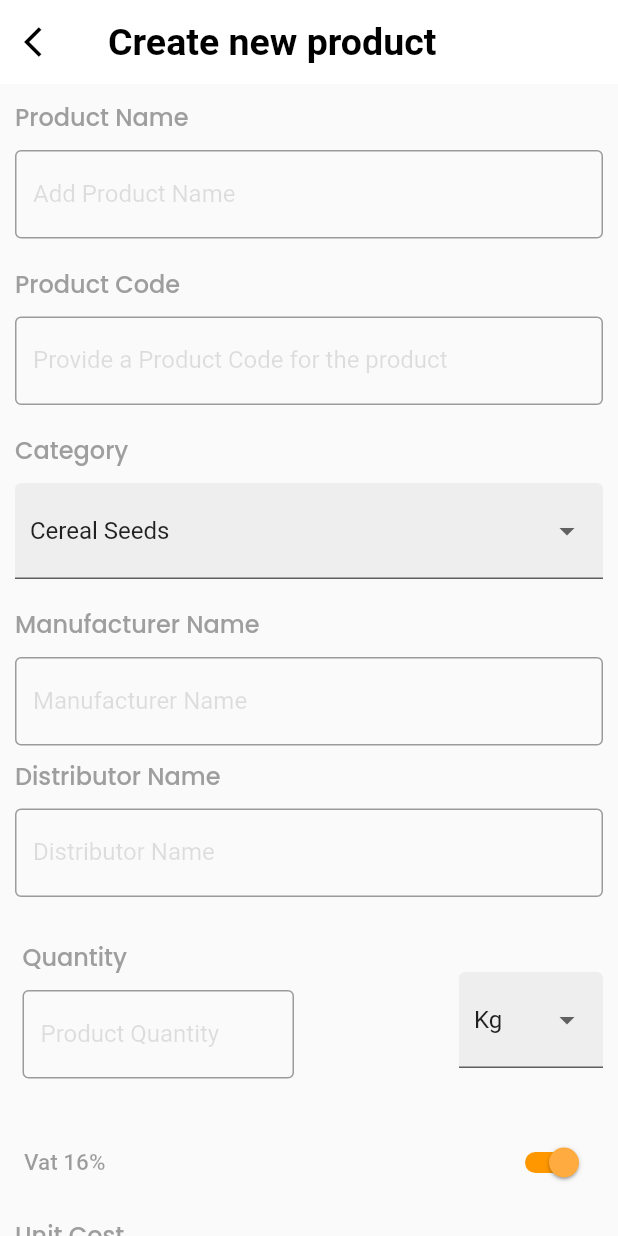
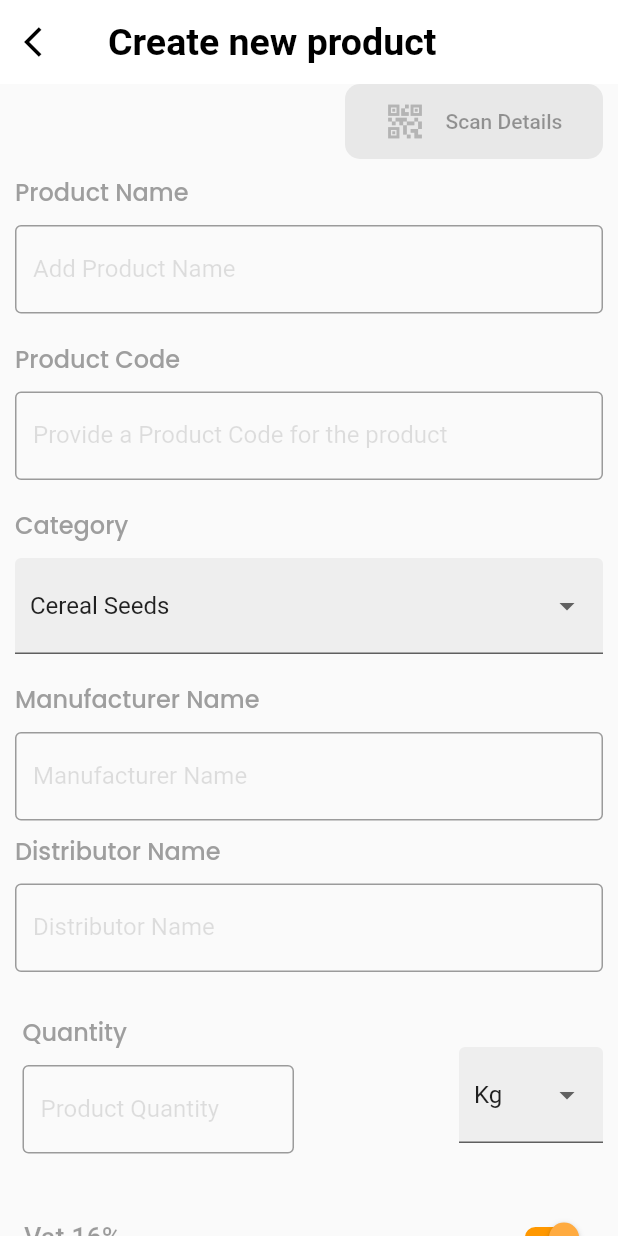
Before and after one commit to megkl/Iprocure-Android-App-Test, a Flutter app: the screen it shows after launch, after a tap on "Create new", on a phone screen of 412 x 824 dp. Run offline on Flutter 3.47's test engine with Material 2 defaults, Android fonts, the phone set to English and light mode, and no system bars; our stand-ins replace google_fonts, image_picker, material_floating_search_bar, sqflite; missing offline and left inert: shared_preferences_web; accounts and stored records are empty.

Commit message:
fix minor bugs

```diff
--- a/lib/Screens/home_screen.dart
+++ b/lib/Screens/home_screen.dart
@@ -59,7 +59,7 @@ class _HomeScreenState extends State<HomeScreen> {
               child: Padding(
                 padding: EdgeInsets.all(20),
                 child: Text("Create new",
-                    style: TextStyle(color: Colors.amber, fontSize: 16)),
+                    style: TextStyle(color: Colors.amber, fontSize: 18)),
               ),
             )
           ],
--- a/lib/Screens/product/add_product_screen.dart
+++ b/lib/Screens/product/add_product_screen.dart
@@ -71,6 +71,7 @@ class _AddProductScreenState extends State<AddProductScreen> {
         key: _globalkey,
         child: ListView(
           children: <Widget>[
+            qrCodeField(),
             productNameTextField(),
             SizedBox(height: 8),
             productCodeTextField(),
@@ -116,6 +117,34 @@ class _AddProductScreenState extends State<AddProductScreen> {
         ),
       ),
     );
+  }
+  Widget qrCodeField(){
+     return Padding(
+       padding: const EdgeInsets.only(left: 230, right: 10),
+       child: Container(
+                        height: 50,
+                        width: MediaQuery.of(context).size.width * 0.6,
+                        decoration: BoxDecoration(
+                            borderRadius: BorderRadius.circular(10),
+                            color: Colors.grey.withOpacity(0.2)),
+                        child: Padding(
+                          padding: const EdgeInsets.only(left: 25.0),
+                          child: Row(
+                            //crossAxisAlignment: CrossAxisAlignment.center,
+                            children: [
+                              Align(
+                                  child: Icon(Icons.qr_code_2_sharp,
+                                      color: Colors.grey.withOpacity(0.7),
+                                      size: 30)),
+                              SizedBox(width: 12),
+                              Text("Scan Details",
+                                  style: smallStyle),
+                            ],
+                          ),
+                        ),
+                      ),
+     );
+
   }
 
   Widget productNameTextField() {
@@ -405,7 +434,7 @@ class _AddProductScreenState extends State<AddProductScreen> {
       title: const Text('Vat 16%',
           textAlign: TextAlign.left,
           style: TextStyle(
-            fontSize: 15,
+            fontSize: 18,
             fontWeight: FontWeight.w500,
             color: Colors.black38
       )),
--- a/lib/widgets/constants.dart
+++ b/lib/widgets/constants.dart
@@ -12,7 +12,7 @@ var headerNotesStyle = GoogleFonts.poppins(
             fontWeight: FontWeight.w500,
                         color: Colors.black,
           );
-          var smallStyle = GoogleFonts.poppins(
+          var smallStyle = GoogleFonts.aBeeZee(
             fontSize: 14,
             fontWeight: FontWeight.w500,
                         color: Colors.black38
```
